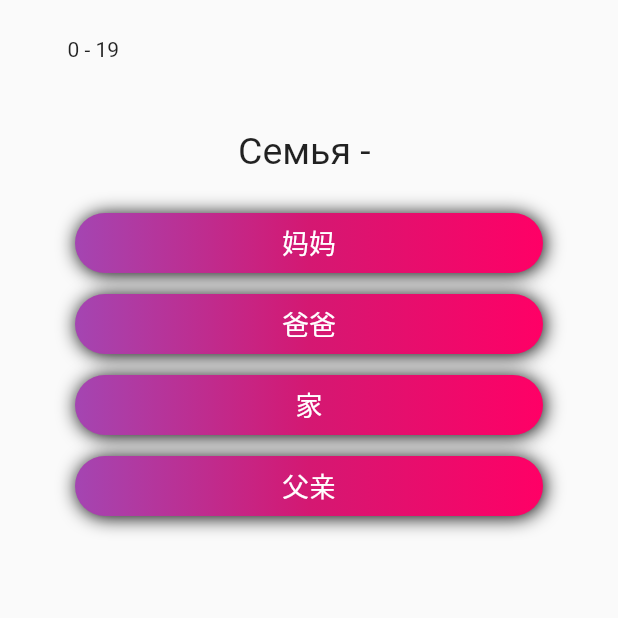
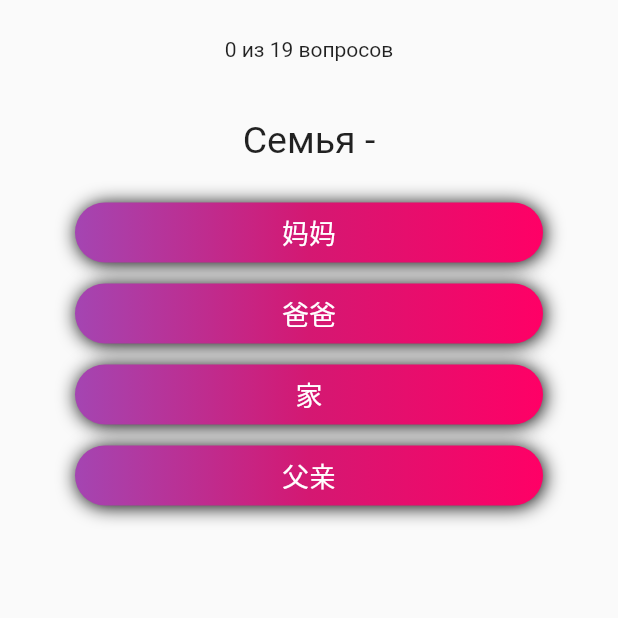
Before and after one commit to ivgl-ops/Speed-Chinese, a Flutter app: the screen it shows after launch, on a phone screen of 412 x 824 dp, the top half of it. Run offline on Flutter 3.47's test engine with Material 2 defaults, Android fonts, the phone set to English and light mode, and no system bars.

Commit message:
Mvp: no List

```diff
--- a/lib/pages/home_page.dart
+++ b/lib/pages/home_page.dart
@@ -21,6 +21,7 @@ class _HomePageState extends State<HomePage> {
   void _clearState() => setState(() {
         _questionIndex = 0;
         _countResult = 0;
+        _questionIndexProgressBar = 1;
         _icons = [];
       });
 
--- a/lib/widgets/progress_bar.dart
+++ b/lib/widgets/progress_bar.dart
@@ -13,18 +13,23 @@ class ProgressBar extends StatelessWidget {
   Widget build(BuildContext context) {
     return Container(
       padding: const EdgeInsets.all(15.0),
-      margin: const EdgeInsets.symmetric(vertical: 10.0, horizontal: 30.0),
-      child: Row(
-        mainAxisAlignment: MainAxisAlignment.start,
+      margin: const EdgeInsets.only(top: 10.0, left: 30.0, right: 30.0),
+      child: Column(
         children: [
           FittedBox(
             fit: BoxFit.fitWidth,
-            child: Text('$count - $total'),
+            child: Text('$count из $total вопросов'),
           ),
           const SizedBox(
-            width: 10.0,
+            height: 12.0,
           ),
-          ...icons,
+          Wrap(
+            spacing: 7.0,
+            runSpacing: 5.0,
+            alignment: WrapAlignment.start,
+            direction: Axis.horizontal,
+            children: [...icons],
+          ),
         ],
       ),
     );
--- a/lib/widgets/quiz.dart
+++ b/lib/widgets/quiz.dart
@@ -19,11 +19,14 @@ class Quiz extends StatelessWidget {
     return Column(
       children: [
         Container(
-          margin: const EdgeInsets.symmetric(vertical: 10.0),
+          margin: const EdgeInsets.only(top: 1.0, bottom: 10.0),
           padding: const EdgeInsets.all(10.0),
           child: Text(
             questionData.questions[index].title,
-            style: const TextStyle(fontSize: 25),
+            style: const TextStyle(
+              fontSize: 25,
+            ),
+            textAlign: TextAlign.center,
           ),
         ),
         ...questionData.questions[index].answers
```
Also changed, not shown: lib/widgets/result.dart (+18 -4 lines).
